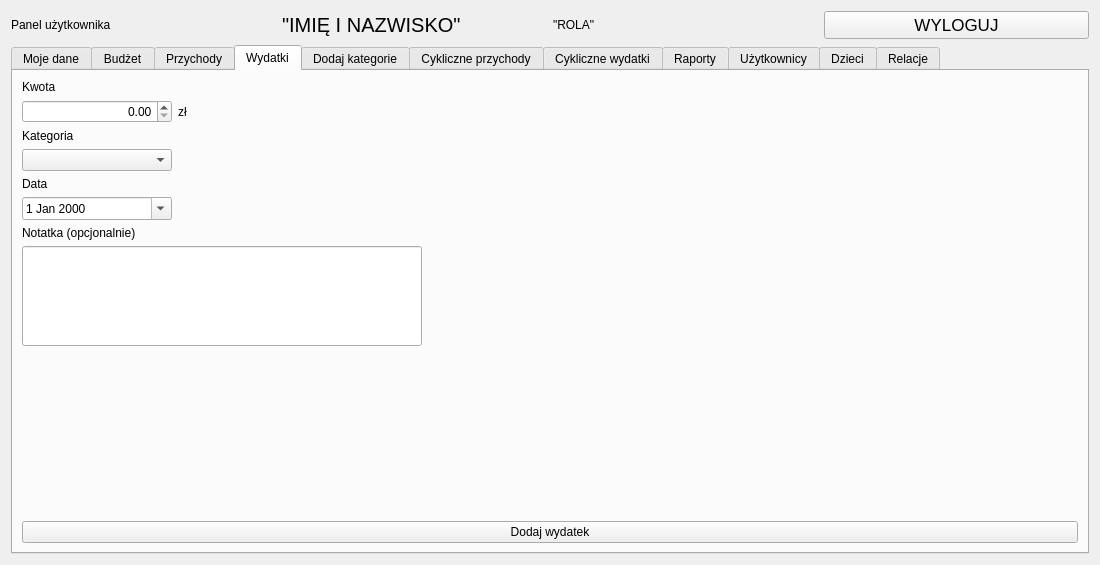
This is ui/User_Panel.ui in Dawid-Robak-IG/BUDZET_DOMOWY as Qt 5 draws it before an edit. The edited form follows.
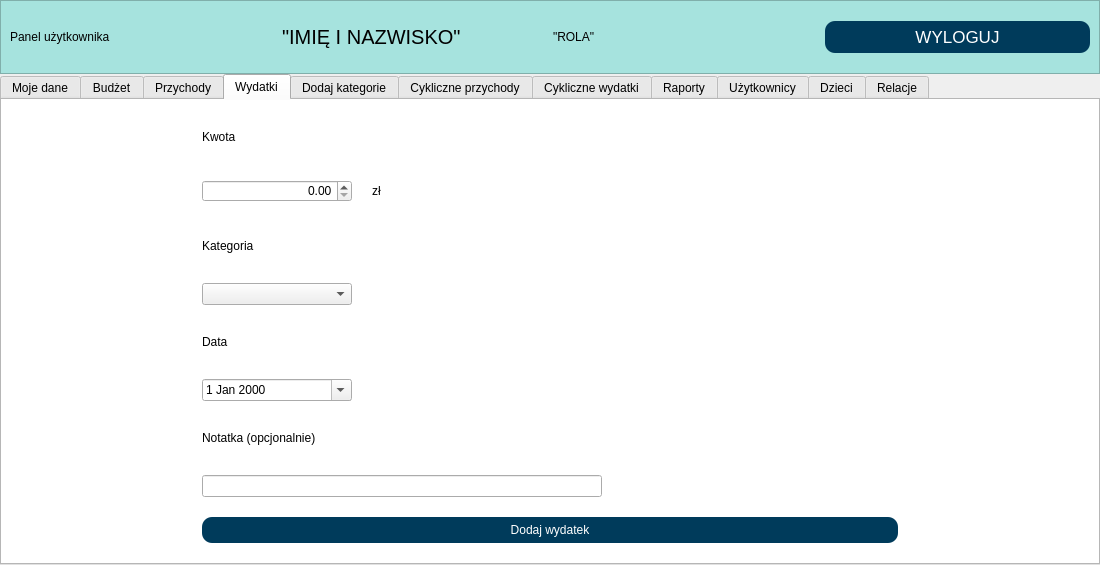
This is the edited form. The open tabs and pages were chosen to show the change.

The edit to the form file:
```diff
--- a/ui/User_Panel.ui
+++ b/ui/User_Panel.ui
@@ -13,12 +13,70 @@
   <property name="windowTitle">
    <string>Form</string>
   </property>
+  <property name="autoFillBackground">
+   <bool>true</bool>
+  </property>
+  <property name="styleSheet">
+   <string notr="true"/>
+  </property>
   <layout class="QVBoxLayout" name="verticalLayout">
+   <property name="spacing">
+    <number>0</number>
+   </property>
+   <property name="leftMargin">
+    <number>0</number>
+   </property>
+   <property name="topMargin">
+    <number>0</number>
+   </property>
+   <property name="rightMargin">
+    <number>0</number>
+   </property>
+   <property name="bottomMargin">
+    <number>0</number>
+   </property>
    <item>
     <layout class="QHBoxLayout" name="horizontalLayout">
      <property name="topMargin">
       <number>0</number>
      </property>
+     <property name="bottomMargin">
+      <number>0</number>
+     </property>
+     <item>
+      <widget class="QFrame" name="frame">
+       <property name="styleSheet">
+        <string notr="true">
+    QPushButton {
+        border-radius: 10px;
+        background-color: rgba(0,59,91,255); 
+        color: white;
+        padding: 6px 12px;
+    }
+
+    QPushButton:hover {
+        background-color: rgba(0,59,91, 200); 
+    }
+
+    QPushButton:pressed {
+        background-color: rgba(0,59,91, 180); 
+    }
+QFrame{
+background-color:#a6e3de;}</string>
+       </property>
+       <property name="frameShape">
+        <enum>QFrame::StyledPanel</enum>
+       </property>
+       <property name="frameShadow">
+        <enum>QFrame::Raised</enum>
+       </property>
+       <layout class="QHBoxLayout" name="horizontalLayout_49">
+        <property name="topMargin">
+         <number>20</number>
+        </property>
+        <property name="bottomMargin">
+         <number>20</number>
+        </property>
      <item>
       <widget class="QLabel" name="label">
        <property name="text">
@@ -58,14 +116,43 @@
       </widget>
      </item>
     </layout>
+      </widget>
+     </item>
+    </layout>
    </item>
    <item>
     <widget class="QTabWidget" name="tabWidget">
+     <property name="styleSheet">
+      <string notr="true">QTabWidget{background-color:#ffffff}
+QPushButton {
+        border-radius: 10px;
+        background-color: rgba(0,59,91,255); 
+        color: white;
+        padding: 6px 12px;
+    }
+
+    QPushButton:hover {
+        background-color: rgba(0,59,91, 200); 
+    }
+
+    QPushButton:pressed {
+        background-color: rgba(0,59,91, 180); 
+    }</string>
+     </property>
      <property name="tabPosition">
       <enum>QTabWidget::North</enum>
      </property>
      <property name="currentIndex">
-      <number>0</number>
+      <number>3</number>
+     </property>
+     <property name="elideMode">
+      <enum>Qt::ElideNone</enum>
+     </property>
+     <property name="documentMode">
+      <bool>false</bool>
+     </property>
+     <property name="tabsClosable">
+      <bool>false</bool>
      </property>
      <widget class="QWidget" name="tab_DaneUzytkownika">
       <attribute name="title">
@@ -766,6 +853,21 @@
        <string>Wydatki</string>
       </attribute>
       <layout class="QVBoxLayout" name="verticalLayout_5">
+       <property name="spacing">
+        <number>20</number>
+       </property>
+       <property name="leftMargin">
+        <number>200</number>
+       </property>
+       <property name="topMargin">
+        <number>20</number>
+       </property>
+       <property name="rightMargin">
+        <number>200</number>
+       </property>
+       <property name="bottomMargin">
+        <number>20</number>
+       </property>
        <item>
         <widget class="QLabel" name="label_13">
          <property name="text">
@@ -896,7 +998,7 @@
          <property name="minimumSize">
           <size>
            <width>300</width>
-           <height>100</height>
+           <height>0</height>
           </size>
          </property>
          <property name="maximumSize">
@@ -907,19 +1009,6 @@
          </property>
         </widget>
        </item>
-       <item>
-        <spacer name="verticalSpacer_3">
-         <property name="orientation">
-          <enum>Qt::Vertical</enum>
-         </property>
-         <property name="sizeHint" stdset="0">
-          <size>
-           <width>20</width>
-           <height>40</height>
-          </size>
-         </property>
-        </spacer>
-       </item>
        <item>
         <widget class="QPushButton" name="pushButton_dodajWydatek">
          <property name="text">
```
Left out of the diff: 85 changed lines with no effect on the pictures. Lines whose indentation alone changed are shown as unchanged.
